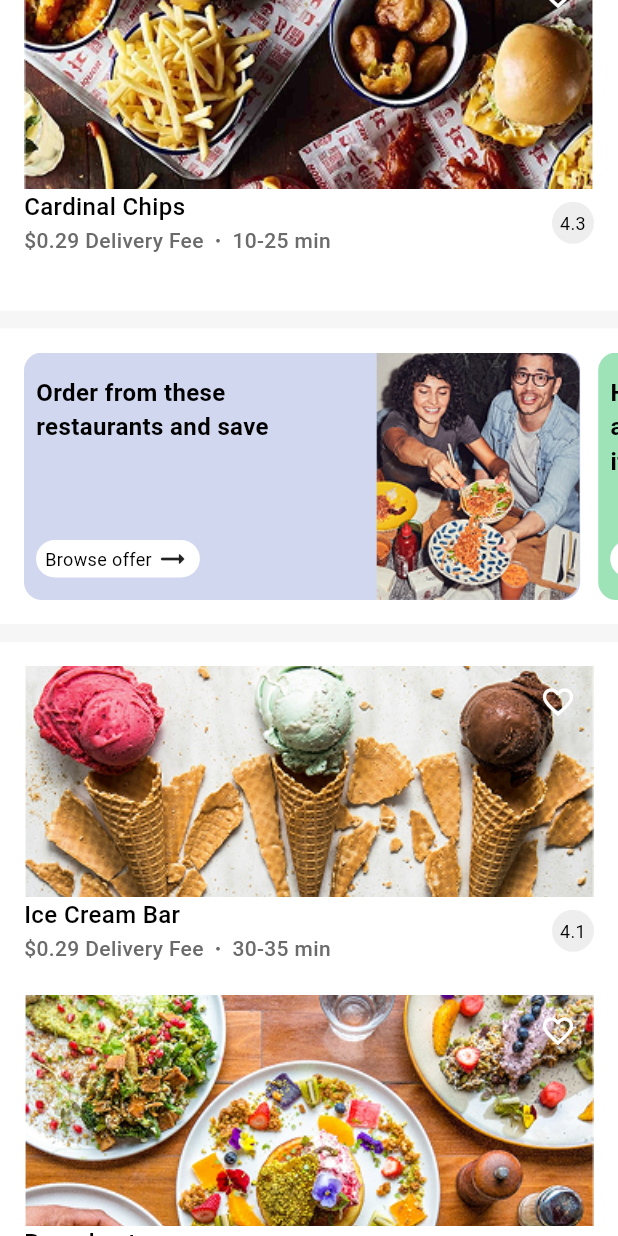
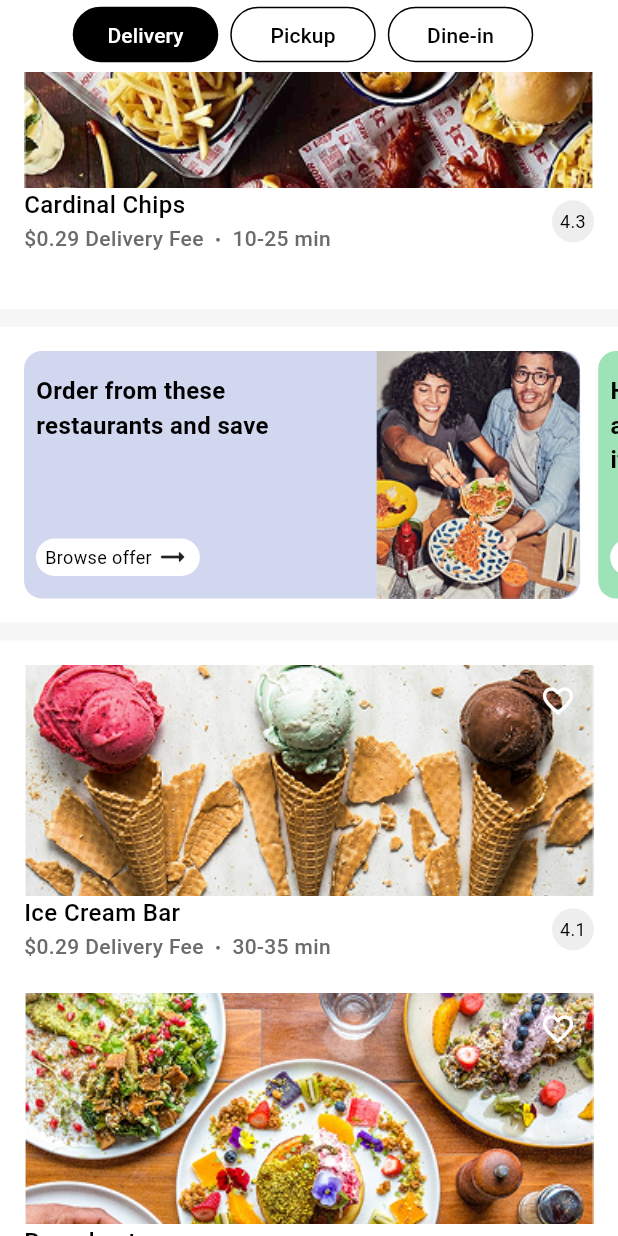
Before and after one commit to theGhostD/uber-eat-clone, a Flutter app: the HomePage screen opened directly, scrolled down 576 dp, on a phone screen of 412 x 824 dp. Run offline on Flutter 3.47's test engine with Material 3 defaults, Android fonts, the light colour scheme and no system bars; our stand-ins replace dropdown_button2, firebase_auth, firebase_core, flutter_bloc, flutter_svg; accounts and stored records are empty.

Commit message:
modify tab bar

```diff
--- a/lib/features/home/presentation/pages/home_page.dart
+++ b/lib/features/home/presentation/pages/home_page.dart
@@ -1,11 +1,6 @@
 import 'package:flutter/material.dart';
-import 'package:uber_eat/features/home/presentation/widgets/home_page_tab.dart';
-import 'package:uber_eat/features/home/presentation/widgets/location_section.dart';
-import 'package:uber_eat/features/home/presentation/widgets/main_category.dart';
-import 'package:uber_eat/features/home/presentation/widgets/mini_category.dart';
-import 'package:uber_eat/features/home/presentation/widgets/promo_card.dart';
-import 'package:uber_eat/features/home/presentation/widgets/resturant_card.dart';
-import 'package:uber_eat/mocks/index.dart';
+import 'package:uber_eat/features/home/presentation/widgets/tabView/delivery.dart';
+import 'package:uber_eat/features/home/presentation/widgets/tab_item.dart';
 
 class HomePage extends StatefulWidget {
   const HomePage({super.key});
@@ -23,109 +18,41 @@ class _HomePageState extends State<HomePage> {
     });
   }
 
-  void openBottomModal() {
-    showModalBottomSheet(
-      // useSafeArea: true,
-      showDragHandle: true,
-      backgroundColor: Colors.white,
-      context: context,
-      builder: (context) {
-        return MainCategory();
-      },
-    );
-  }
-
   @override
   Widget build(BuildContext context) {
     return Scaffold(
       backgroundColor: Colors.white,
 
-      body: SingleChildScrollView(
-        child: Container(
-          color: Color(0xFFF6F6F6),
-          child: Column(
-            children: [
-              Container(
-                color: Colors.white,
-                child: Padding(
-                  padding: const EdgeInsets.symmetric(horizontal: 16),
-                  child: Column(
-                    children: [
-                      // we have a tab
-                      HomePageTab(
-                        selectedTab: selectedTab,
-                        setSelectedTab: setSelectedTab,
-                      ),
-
-                      SizedBox(height: 24),
-                      // location text
-                      LocationSection(),
-                      SizedBox(height: 12),
-                      // mini category
-                      SizedBox(
-                        height: 200,
-                        child: MiniCategory(ontap: openBottomModal),
-                      ),
-                    ],
-                  ),
-                ),
+      body: DefaultTabController(
+        length: 3,
+        child: Column(
+          children: [
+            TabBar(
+              tabAlignment: TabAlignment.center,
+              indicatorColor: Colors.transparent,
+              dividerColor: Colors.transparent,
+              labelPadding: EdgeInsets.zero,
+              splashFactory: NoSplash.splashFactory,
+              overlayColor: WidgetStateProperty.all(
+                Colors.transparent,
               ),
-
-              SizedBox(height: 12),
-
-              Container(
-                color: Colors.white,
-                child: Padding(
-                  padding: const EdgeInsets.symmetric(
-                    horizontal: 16,
-                    vertical: 16,
-                  ),
-                  child: Column(
-                    children: availableResturantList
-                        .take(2)
-                        .map((resturant) => ResturantCard(resturant: resturant))
-                        .toList(),
-                  ),
-                ),
+              tabs: [
+                Tab(child: TabItem(name: 'Delivery', index: 0)),
+                Tab(child: TabItem(name: 'Pickup', index: 1)),
+                Tab(child: TabItem(name: 'Dine-in', index: 2)),
+              ],
+            ),
+            Expanded(
+              child: TabBarView(
+                 physics: BouncingScrollPhysics(),
+                children: [
+                  DeliveryTabItem(),
+                  Center(child: Text('Pickup Content Here')),
+                  Center(child: Text('Dine-in Content Here')),
+                ],
               ),
-
-              SizedBox(height: 12),
-              // promo section
-              Container(
-                color: Colors.white,
-                child: Padding(
-                  padding: const EdgeInsets.only(left: 16, top: 16, bottom: 16),
-                  child: SingleChildScrollView(
-                    scrollDirection: Axis.horizontal,
-                    child: Row(
-                      children: availablePromo
-                          .take(2)
-                          .map((promo) => PromoCard(promo: promo))
-                          .toList(),
-                    ),
-                  ),
-                ),
-              ),
-              SizedBox(height: 12),
-
-                Container(
-                color: Colors.white,
-                child: Padding(
-                  padding: const EdgeInsets.symmetric(
-                    horizontal: 16,
-                    vertical: 16,
-                  ),
-                  child: Column(
-                    children: availableResturantList
-                        .skip(availableResturantList.length - 3)
-                        .map((resturant) => ResturantCard(resturant: resturant))
-                        .toList(),
-                  ),
-                ),
-              ),
-
-            ],
-          ),
+            ),
+          ],
         ),
       ),
     );
--- a/lib/features/home/presentation/widgets/home_page_tab.dart
+++ b/lib/features/home/presentation/widgets/home_page_tab.dart
@@ -18,7 +18,9 @@ class _HomePageTabState extends State<HomePageTab> {
       mainAxisAlignment: MainAxisAlignment.center,
       children: tabList
           .map(
-            (tabValue) => Container(
+            (tabValue) =>
+
+            Container(
               margin: EdgeInsets.only(right: 8),
               width: 97,
               height: 37,
--- /dev/null
+++ b/lib/features/home/presentation/widgets/tabView/delivery.dart
@@ -0,0 +1,108 @@
+import 'package:flutter/material.dart';
+import 'package:uber_eat/features/home/presentation/widgets/location_section.dart';
+import 'package:uber_eat/features/home/presentation/widgets/main_category.dart';
+import 'package:uber_eat/features/home/presentation/widgets/mini_category.dart';
+import 'package:uber_eat/features/home/presentation/widgets/promo_card.dart';
+import 'package:uber_eat/features/home/presentation/widgets/resturant_card.dart';
+import 'package:uber_eat/mocks/index.dart';
+
+class DeliveryTabItem extends StatelessWidget {
+  const DeliveryTabItem({super.key});
+
+  @override
+  Widget build(BuildContext context) {
+    void openBottomModal() {
+      showModalBottomSheet(
+        // useSafeArea: true,
+        showDragHandle: true,
+        backgroundColor: Colors.white,
+        context: context,
+        builder: (context) {
+          return MainCategory();
+        },
+      );
+    }
+
+    return SingleChildScrollView(
+      child: Container(
+        color: Color(0xFFF6F6F6),
+        child: Column(
+          children: [
+            Container(
+              color: Colors.white,
+              child: Padding(
+                padding: const EdgeInsets.symmetric(horizontal: 16),
+                child: Column(
+                  children: [
+                    SizedBox(height: 12),
+                    // location text
+                    LocationSection(),
+                    SizedBox(height: 12),
+                    // mini category
+                    SizedBox(
+                      height: 200,
+                      child: MiniCategory(ontap: openBottomModal),
+                    ),
+                  ],
+                ),
+              ),
+            ),
+
+            SizedBox(height: 12),
+
+            Container(
+              color: Colors.white,
+              child: Padding(
+                padding: const EdgeInsets.symmetric(
+                  horizontal: 16,
+                  vertical: 16,
+                ),
+                child: Column(
+                  children: availableResturantList
+                      .take(2)
+                      .map((resturant) => ResturantCard(resturant: resturant))
+                      .toList(),
+                ),
+              ),
+            ),
+
+            SizedBox(height: 12),
+            // promo section
+            Container(
+              color: Colors.white,
+              child: Padding(
+                padding: const EdgeInsets.only(left: 16, top: 16, bottom: 16),
+                child: SingleChildScrollView(
+                  scrollDirection: Axis.horizontal,
+                  child: Row(
+                    children: availablePromo
+                        .take(2)
+                        .map((promo) => PromoCard(promo: promo))
+                        .toList(),
+                  ),
+                ),
+              ),
+            ),
+            SizedBox(height: 12),
+
+            Container(
+              color: Colors.white,
+              child: Padding(
+                padding: const EdgeInsets.symmetric(
+                  horizontal: 16,
+                  vertical: 16,
+                ),
+                child: Column(
+                  children: availableResturantList
+                      .skip(availableResturantList.length - 3)
+                      .map((resturant) => ResturantCard(resturant: resturant))
+                      .toList(),
+                ),
+              ),
+            ),
+          ],
+        ),
+      ),
+    );
+  }
+}
--- /dev/null
+++ b/lib/features/home/presentation/widgets/tab_item.dart
@@ -0,0 +1,52 @@
+import 'package:flutter/material.dart';
+
+class TabItem extends StatefulWidget {
+  const TabItem({super.key, required this.name, required this.index});
+  final String name;
+  final int index;
+
+  @override
+  State<TabItem> createState() => _TabItemState();
+}
+
+class _TabItemState extends State<TabItem> {
+  @override
+  Widget build(BuildContext context) {
+    final TabController controller = DefaultTabController.of(context);
+
+    return ValueListenableBuilder<double>(
+      valueListenable: controller.animation!,
+      builder: (context, animationValue, child) {
+        final int currentIndex = animationValue.round();
+        final bool isActive = currentIndex == widget.index;
+
+        return GestureDetector(
+          onTap: () => controller.animateTo(widget.index),
+          child: Container(
+            margin: EdgeInsets.only(right: 8),
+            width: 97,
+            height: 37,
+            decoration: BoxDecoration(
+              color: isActive ? Colors.black : Colors.transparent,
+              borderRadius: BorderRadius.circular(24),
+              border: Border.all(),
+            ),
+            child: Padding(
+              padding: const EdgeInsets.symmetric(horizontal: 12, vertical: 8),
+              child: Center(
+                child: Text(
+                  widget.name,
+                  style: TextStyle(
+                    fontWeight: FontWeight.w500,
+                    fontSize: 14,
+                    color: isActive ? Colors.white : Colors.black,
+                  ),
+                ),
+              ),
+            ),
+          ),
+        );
+      },
+    );
+  }
+}
```
